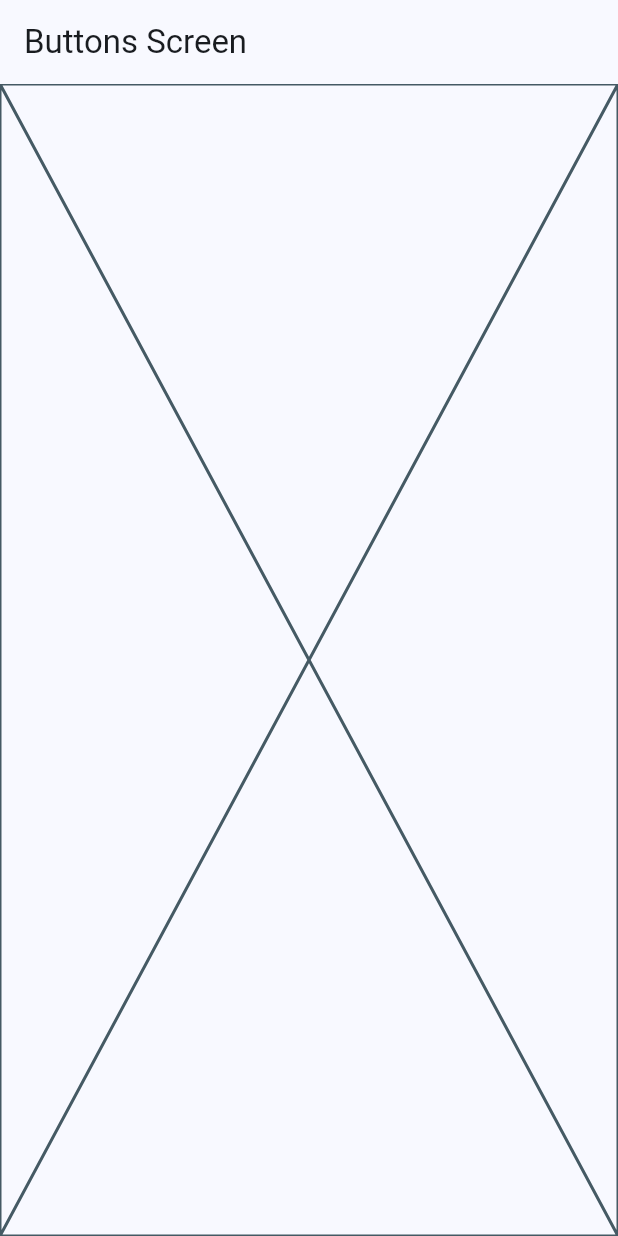
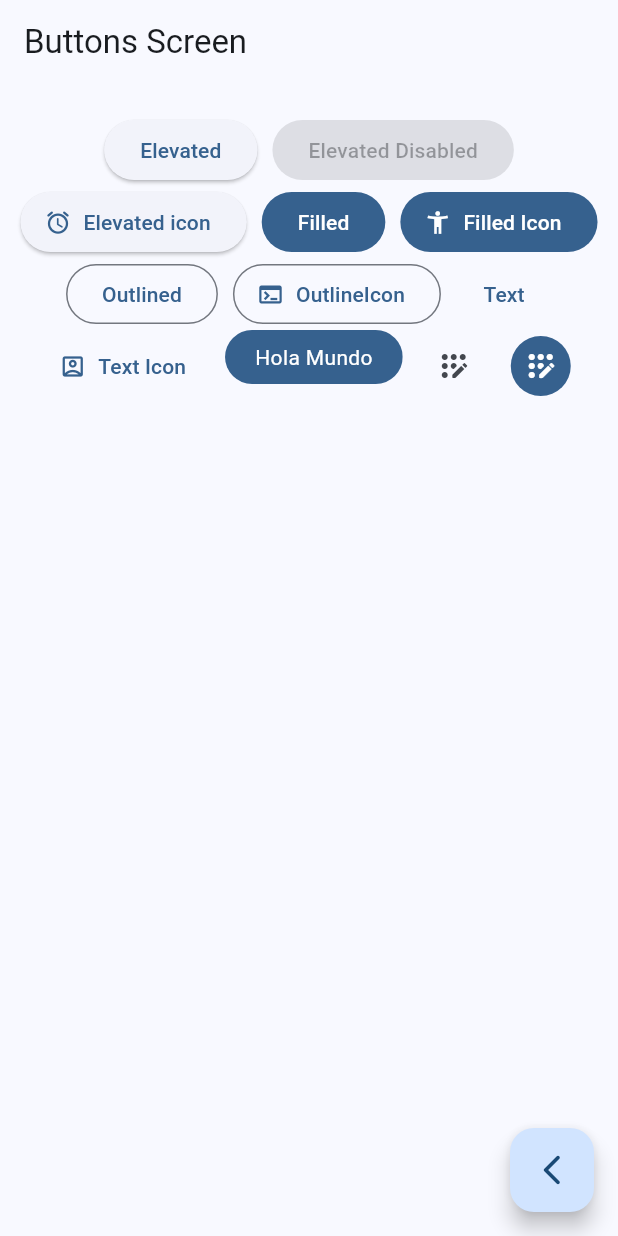
Before and after one commit to CesarAtehortuaCorrea/Widgets_app, a Flutter app: the ButtonsScreen screen opened by its route, on a phone screen of 412 x 824 dp. Run offline on Flutter 3.47's test engine with Material 3 defaults, Android fonts, the phone set to English and light mode, and no system bars; our stand-ins replace go_router.

Commit message:
Button screen finish

```diff
--- a/lib/config/presentation/screens/buttons/buttons_screen.dart
+++ b/lib/config/presentation/screens/buttons/buttons_screen.dart
@@ -1,4 +1,5 @@
 import 'package:flutter/material.dart';
+import 'package:go_router/go_router.dart';
 
 class ButtonsScreen extends StatelessWidget {
 
@@ -12,7 +13,106 @@ class ButtonsScreen extends StatelessWidget {
       appBar: AppBar(
         title: const Text('Buttons Screen'),
       ),
-      body: const Placeholder(),
+      body: const _ButtonsView(),
+      floatingActionButton: FloatingActionButton(
+        child: const Icon( Icons.arrow_back_ios_new_rounded ),
+        onPressed: () {
+          context.pop();
+        },
+      ),
     );
   }
 }
+
+class _ButtonsView extends StatelessWidget {
+  const _ButtonsView();
+
+  @override
+  Widget build(BuildContext context) {
+
+    final colors = Theme.of(context).colorScheme;
+
+    return SizedBox(
+      width: double.infinity,
+      child: Padding(
+        padding: const EdgeInsets.symmetric(horizontal: 10, vertical: 20),
+        child: Wrap(
+          spacing: 10,
+          alignment: WrapAlignment.center,
+          children: [
+            ElevatedButton(onPressed: () {}, child: const Text('Elevated')),
+            const ElevatedButton(onPressed: null, child:  Text('Elevated Disabled')),
+
+            ElevatedButton.icon(
+              onPressed: () {},
+              icon: const Icon(Icons.access_alarm_rounded),
+              label: const Text('Elevated icon')
+            ),
+
+            FilledButton(onPressed: () {}, child: const Text('Filled') ),
+
+            FilledButton.icon(
+              onPressed: () {},
+              icon: const Icon( Icons.accessibility_new),
+              label: const Text('Filled Icon'),
+            ),
+
+            OutlinedButton(onPressed: () {}, child: const Text('Outlined')),
+            OutlinedButton.icon(
+              onPressed: () {},
+              icon: const Icon( Icons.terminal),
+              label: const Text('OutlineIcon')
+            ),
+
+            TextButton(onPressed: () {}, child: const Text('Text')),
+            TextButton.icon(
+              onPressed: () {},
+              icon: const Icon( Icons.account_box_outlined),
+              label: const Text('Text Icon')
+            ),
+
+            const CustomButton(),
+
+
+            IconButton(onPressed: () {}, icon: const Icon( Icons.app_registration_rounded)),
+            IconButton(
+              onPressed: () {},
+              icon: const Icon( Icons.app_registration_rounded),
+              style:ButtonStyle(
+                backgroundColor: MaterialStatePropertyAll(colors.primary),
+                iconColor: const MaterialStatePropertyAll(Colors.white),
+
+              )
+            ),
+
+
+          ],),
+      ),
+    );
+  }
+}
+
+
+class CustomButton extends StatelessWidget {
+  const CustomButton({super.key});
+
+  @override
+  Widget build(BuildContext context) {
+
+    final colors = Theme.of(context).colorScheme;
+    return ClipRRect(
+      borderRadius: BorderRadius.circular(20),
+      child: Material(
+        color: colors.primary,
+        child: InkWell(
+          onTap: () {},
+          child: const Padding(
+            padding: EdgeInsets.symmetric(horizontal: 20, vertical: 8.0),
+            child: Text('Hola Mundo', style: TextStyle(color: Colors.white),
+            )
+          ),
+        ),
+      ),
+    );
+  }
+}
--- a/lib/config/presentation/screens/home/home_screen.dart
+++ b/lib/config/presentation/screens/home/home_screen.dart
@@ -1,7 +1,7 @@
 import 'package:flutter/material.dart';
 import 'package:go_router/go_router.dart';
 import 'package:widgets_app/config/menu/menu_items.dart';
-import 'package:widgets_app/config/presentation/screens/cards/cards_screen.dart';
+// import 'package:widgets_app/config/presentation/screens/cards/cards_screen.dart';
 //import 'package:widgets_app/config/presentation/screens/buttons/buttons_screen.dart';
 
 class HomeScreen extends StatelessWidget {
```
